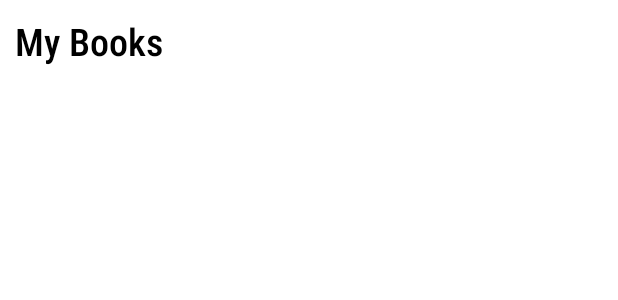
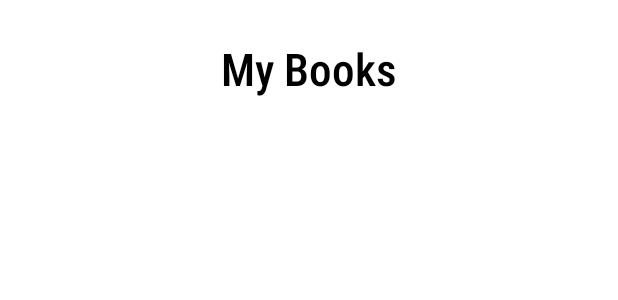
Before and after one commit to estarly07/My-Books, an Android app: the layout pagina_allbook.xml on its own in the app's theme, with its tools: preview values and no code run, on a phone screen of 412 x 824 dp. Shown: the top 300 px of the screen. Run offline under Robolectric (Android 15) with nearby library versions, the light colour scheme and no system bars.

Commit message:
IMPLEMENTACION
- Se implemento un indicador de cual pagina esta

```diff
--- a/My Books/app/src/main/java/com/example/mybooks/View/Adapters/AdapterContentText.kt
+++ b/My Books/app/src/main/java/com/example/mybooks/View/Adapters/AdapterContentText.kt
@@ -88,8 +88,8 @@ class AdapterContentText : RecyclerView.Adapter<AdapterContentText.Holder>() {
                     select  = false
                 )
             }
-            holder.binding.containerEdit.visibility = View.VISIBLE
-            holder.binding.containerImg.visibility  = View.GONE
+            holder.binding.containerEdit.visibility  = View.VISIBLE
+            holder.binding.containerImg .visibility  = View.GONE
             holder.binding.edtContent.setText(list[position].content)
 
             holder.binding.edtContent.setOnClickListener {
--- a/My Books/app/src/main/java/com/example/mybooks/ViewModel/FormsViewModel.kt
+++ b/My Books/app/src/main/java/com/example/mybooks/ViewModel/FormsViewModel.kt
@@ -153,6 +153,7 @@ class FormsViewModel @Inject constructor(
                 Toast.LENGTH_SHORT,
                 R.layout.toast_login
             )
+            return
         }
 
         val content     = ContentEntity(
--- a/My Books/app/src/main/res/drawable/ic_circulo_pag.xml
+++ b/My Books/app/src/main/res/drawable/ic_circulo_pag.xml
@@ -1,11 +1,12 @@
 <vector xmlns:android="http://schemas.android.com/apk/res/android"
     android:width="@dimen/_15dp"
     android:height="@dimen/_15dp"
+
     android:viewportWidth="65.21"
     android:viewportHeight="65.21">
   <path
       android:pathData="M32.61,32.61m-29.11,0a29.11,29.11 0,1 1,58.22 0a29.11,29.11 0,1 1,-58.22 0"
       android:strokeWidth="2"
-      android:fillColor="#00000000"
+      android:fillColor="@color/white"
       android:strokeColor="#000"/>
 </vector>
--- a/My Books/app/src/main/res/layout/activity_all_book.xml
+++ b/My Books/app/src/main/res/layout/activity_all_book.xml
@@ -15,6 +15,7 @@
         android:layout_width="wrap_content"
         android:layout_height="wrap_content"
         android:padding="@dimen/_5dp"
+        android:id="@+id/pag"
         android:layout_centerHorizontal="true"
         android:layout_margin="@dimen/_5dp"
         android:layout_alignParentBottom="true"
--- a/My Books/app/src/main/res/layout/pagina_allbook.xml
+++ b/My Books/app/src/main/res/layout/pagina_allbook.xml
@@ -8,11 +8,14 @@
         android:id="@+id/txtNameThemeContent"
         style="@style/TextPrimary"
         android:layout_width="match_parent"
-        android:layout_margin="@dimen/_5dp"
+        android:layout_marginLeft="@dimen/_25dp"
+        android:layout_marginRight="@dimen/_25dp"
+        android:layout_marginTop="@dimen/_25dp"
+        android:gravity="center"
         android:layout_height="wrap_content"
         android:fontFamily="sans-serif-condensed-medium"
         android:text="@string/app_name"
-        android:textSize="@dimen/title"
+        android:textSize="@dimen/_30dp"
         android:textStyle="" />
     <androidx.recyclerview.widget.RecyclerView
         android:id="@+id/reciclerContent"
```
Also changed, not shown: My Books/app/src/main/java/com/example/mybooks/View/allBook/AdapterAllBook.kt (+6 -1 lines), My Books/app/src/main/java/com/example/mybooks/View/allBook/AllBookActivity.kt (+29 -12 lines), My Books/app/src/main/res/layout/fragment_content.xml (+4 -3 lines), 2 other files.
